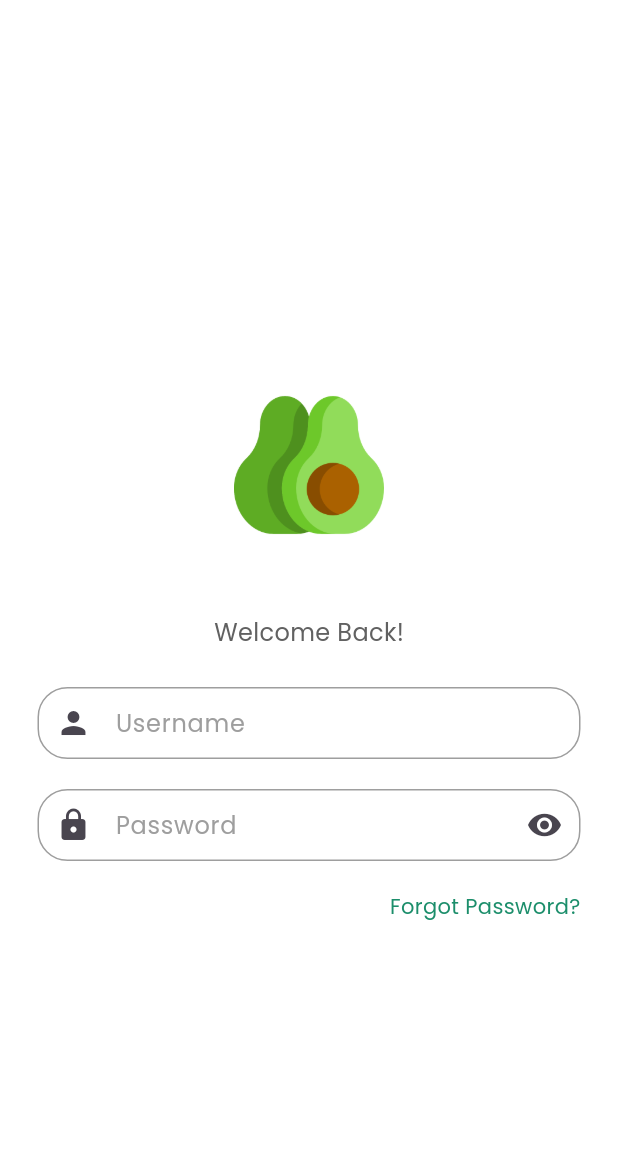
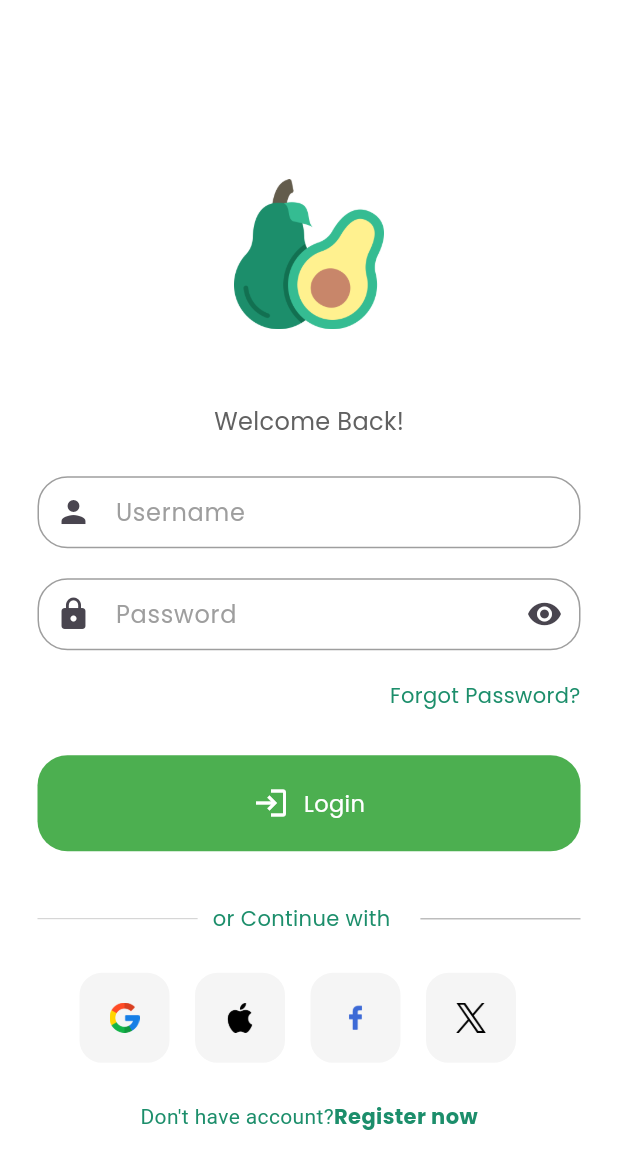
Before and after one commit to hollali/grocery_application, a Flutter app: the LoginPage screen opened directly, on a phone screen of 412 x 824 dp. Shown: the top 1169 px of the screen. Run offline on Flutter 3.47's test engine with Material 3 defaults, Android fonts, the phone set to English and light mode, and no system bars.

Commit message:
Add login functionality and social media buttons to LoginPage

```diff
--- /dev/null
+++ b/lib/assets/components/square_tile.dart
@@ -0,0 +1,25 @@
+import 'package:flutter/material.dart';
+
+class SquareTile extends StatelessWidget {
+  final String imagePath;
+  const SquareTile({
+    super.key,
+    required this.imagePath,
+  });
+
+  @override
+  Widget build(BuildContext context) {
+    return Container(
+      padding: EdgeInsets.all(20),
+      decoration: BoxDecoration(
+        border: Border.all(color: Colors.white),
+        borderRadius: BorderRadius.circular(16),
+        color: Colors.grey[100],
+      ),
+      child: Image.asset(
+        imagePath,
+        height: 20,
+      ),
+    );
+  }
+}
--- a/lib/pages/login_page.dart
+++ b/lib/pages/login_page.dart
@@ -1,5 +1,7 @@
 import 'package:flutter/material.dart';
+import 'package:grocery_application/assets/components/square_tile.dart';
 import '../assets/components/my_textfield.dart';
+import '../assets/components/my_button.dart'; // Add this line
 
 class LoginPage extends StatelessWidget {
   LoginPage({super.key});
@@ -10,6 +12,11 @@ class LoginPage extends StatelessWidget {
 
   //* Login Function
   void login() {}
+
+  //* Sign User In Function
+  void signUserIn() {
+    // Add your sign-in logic here
+  }
 
   //* Build Method
 
@@ -28,7 +35,7 @@ class LoginPage extends StatelessWidget {
               const SizedBox(height: 50),
               //* Logo
               Image.asset(
-                'lib/assets/logo/avocado.png',
+                'lib/assets/logo/logo - 1.png',
                 width: 100,
               ),
               const SizedBox(height: 50),
@@ -87,6 +94,96 @@ class LoginPage extends StatelessWidget {
                   ],
                 ),
               ),
+              const SizedBox(height: 20),
+              MyButton(
+                text: 'Login',
+                icon: Icons.login,
+                onTap: signUserIn,
+              ),
+              const SizedBox(height: 25),
+
+              //* or Continue with Google
+              Padding(
+                padding: const EdgeInsets.symmetric(horizontal: 25.0),
+                child: Row(
+                  children: [
+                    Expanded(
+                      child: Divider(
+                        thickness: 0.5,
+                        color: Colors.grey[400],
+                      ),
+                    ),
+                    Padding(
+                      padding: const EdgeInsets.symmetric(horizontal: 10.0),
+                      child: Text(
+                        'or Continue with',
+                        style: TextStyle(
+                          color: Color(0xFF1C8E6B),
+                          fontSize: 14,
+                          fontFamily: 'Poppins',
+                        ),
+                      ),
+                    ),
+                    const SizedBox(width: 10),
+                    Expanded(
+                      child: Divider(
+                        height: 1,
+                        color: Colors.grey[400],
+                      ),
+                    ),
+                  ],
+                ),
+              ),
+              const SizedBox(height: 25),
+              Row(
+                mainAxisAlignment: MainAxisAlignment.center,
+                children: [
+                  //* Google Button
+                  SquareTile(imagePath: 'lib/assets/images/google.png'),
+                  SizedBox(width: 15),
+
+                  //* apple Button
+                  SquareTile(imagePath: 'lib/assets/images/apple.png'),
+                  SizedBox(width: 15),
+
+                  //* Facebook Button
+                  SquareTile(imagePath: 'lib/assets/images/facebook.png'),
+                  SizedBox(width: 15),
+
+                  //* Twitter Button
+                  SquareTile(imagePath: 'lib/assets/images/twitter.png'),
+                  SizedBox(width: 15),
+                ],
+              ),
+              const SizedBox(height: 25),
+
+              Row(
+                mainAxisAlignment: MainAxisAlignment.center,
+                children: [
+                  Text(
+                    'Don\'t have account?',
+                    style: TextStyle(
+                      color: Color(0xFF1C8E6B),
+                    ),
+                  ),
+                  const SizedBox(height: 4
+
+),
+                  GestureDetector(
+                    // onTap () => Navigator.pushReplacement(
+                    //context,
+                    //MaterialPageRoute(builder: (context) => SignUppage()),
+                    //),
+                    child: Text(
+                      'Register now',
+                      style: TextStyle(
+                        color: Color(0xFF1C8E6B),
+                        fontWeight: FontWeight.bold,
+                        fontFamily: 'poppins',
+                      ),
+                    ),
+                  ),
+                ]),
             ],
           )),
         ),
```
